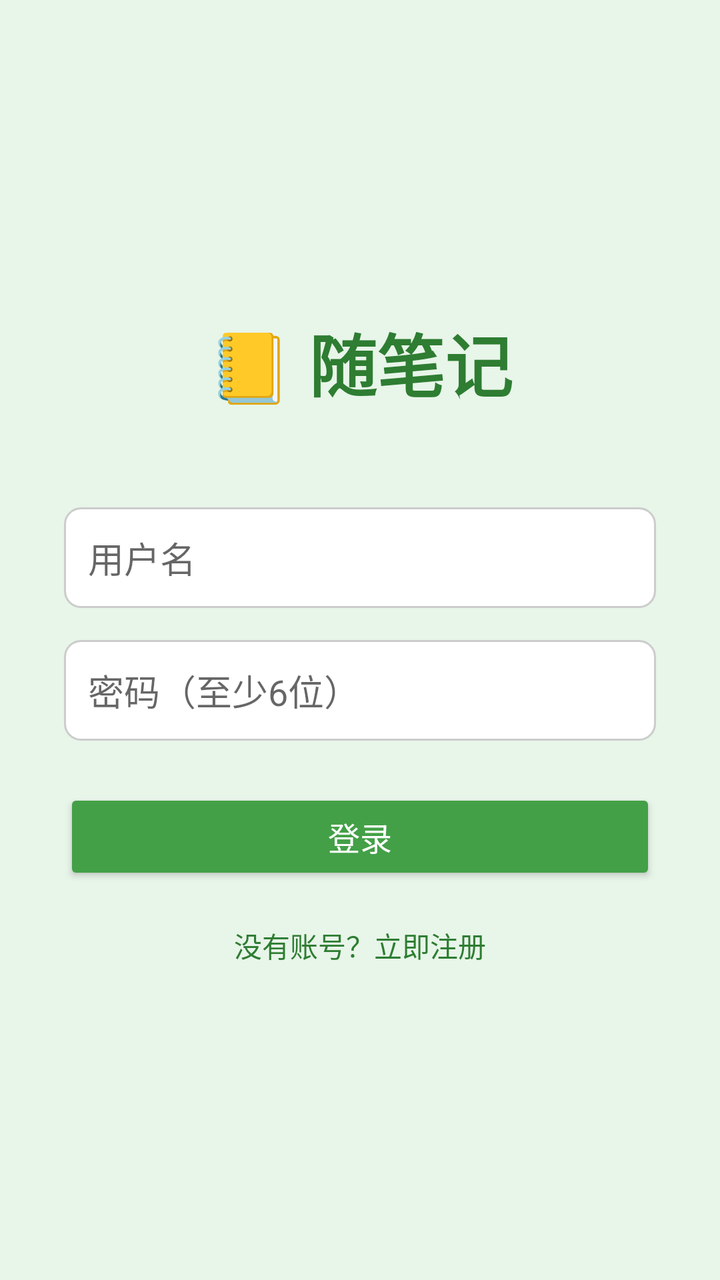
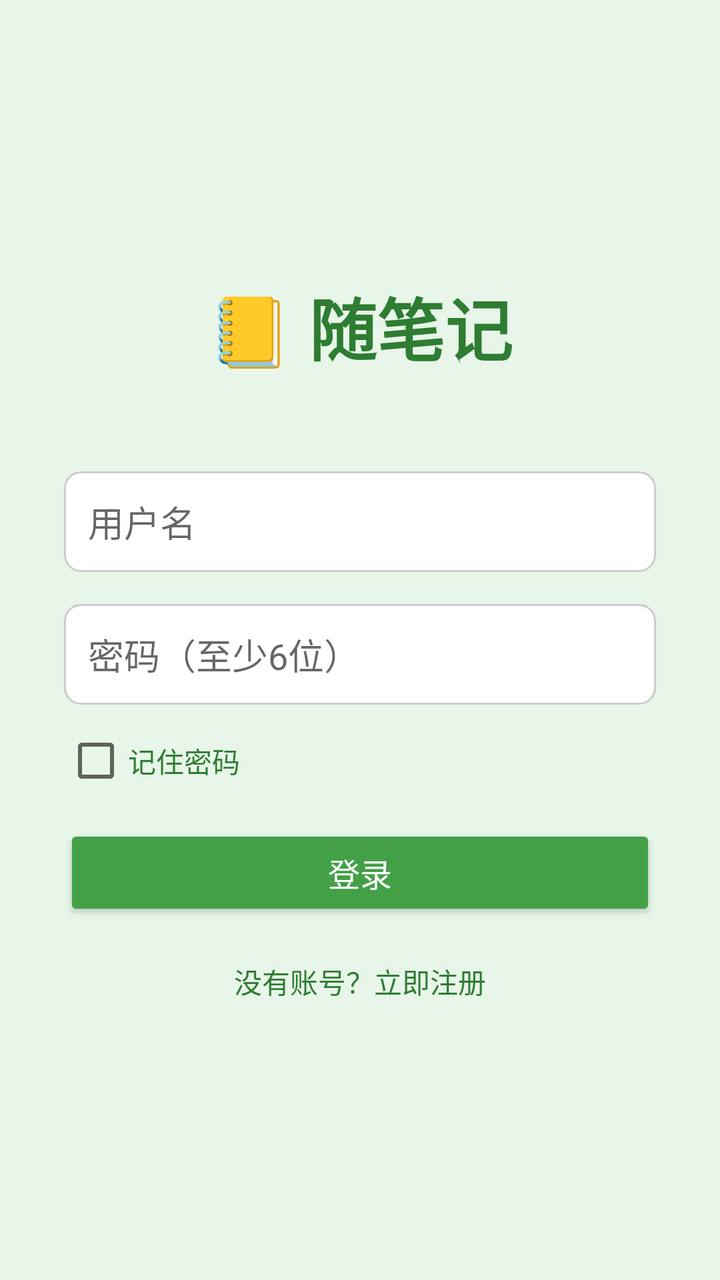

Screens rendered from an Android XML layout before and after an edit, with the pre-edit source and the edit as a unified diff.
<!-- AndroidManifest.xml: application theme Theme.AppCompat.Light.NoActionBar -->
<!-- res/layout/activity_login.xml -->
<?xml version="1.0" encoding="utf-8"?>
<LinearLayout xmlns:android="http://schemas.android.com/apk/res/android"
    android:layout_width="match_parent"
    android:layout_height="match_parent"
    android:orientation="vertical"
    android:gravity="center"
    android:padding="32dp"
    android:background="#E8F5E9">

    <TextView
        android:layout_width="wrap_content"
        android:layout_height="wrap_content"
        android:text="📒 随笔记"
        android:textSize="34sp"
        android:textStyle="bold"
        android:textColor="#2E7D32"
        android:layout_marginBottom="48dp"/>

    <EditText
        android:id="@+id/et_username"
        android:layout_width="match_parent"
        android:layout_height="wrap_content"
        android:hint="用户名"
        android:background="@drawable/edittext_bg"
        android:padding="12dp"
        android:layout_marginBottom="16dp"/>

    <EditText
        android:id="@+id/et_password"
        android:layout_width="match_parent"
        android:layout_height="wrap_content"
        android:hint="密码（至少6位）"
        android:inputType="textPassword"
        android:background="@drawable/edittext_bg"
        android:padding="12dp"
        android:layout_marginBottom="24dp"/>

    <Button
        android:id="@+id/btn_login"
        android:layout_width="match_parent"
        android:layout_height="wrap_content"
        android:text="登录"
        android:backgroundTint="#43A047"
        android:textColor="#FFFFFF"
        android:textSize="16sp"/>

    <TextView
        android:id="@+id/tv_register_link"
        android:layout_width="wrap_content"
        android:layout_height="wrap_content"
        android:text="没有账号？立即注册"
        android:textColor="#2E7D32"
        android:layout_marginTop="20dp"/>
</LinearLayout>
<!-- resources referenced by this layout -->
<resources>
  <!-- drawable edittext_bg (drawable) -->
  <?xml version="1.0" encoding="utf-8"?>
  <shape xmlns:android="http://schemas.android.com/apk/res/android">
      <solid android:color="#FFFFFF"/>
      <corners android:radius="8dp"/>
      <stroke android:width="1dp" android:color="#CCCCCC"/>
  </shape>
</resources>

<!-- the commit's change to res/layout/activity_login.xml (unified diff, before → after) -->
@@ -33,7 +33,17 @@
         android:inputType="textPassword"
         android:background="@drawable/edittext_bg"
         android:padding="12dp"
-        android:layout_marginBottom="24dp"/>
+        android:layout_marginBottom="12dp"/>
+
+    
+    <CheckBox
+        android:id="@+id/chk_remember_password"
+        android:layout_width="wrap_content"
+        android:layout_height="wrap_content"
+        android:text="记住密码"
+        android:textColor="#2E7D32"
+        android:layout_marginBottom="16dp"
+        android:layout_gravity="start"/>
 
     <Button
         android:id="@+id/btn_login"
